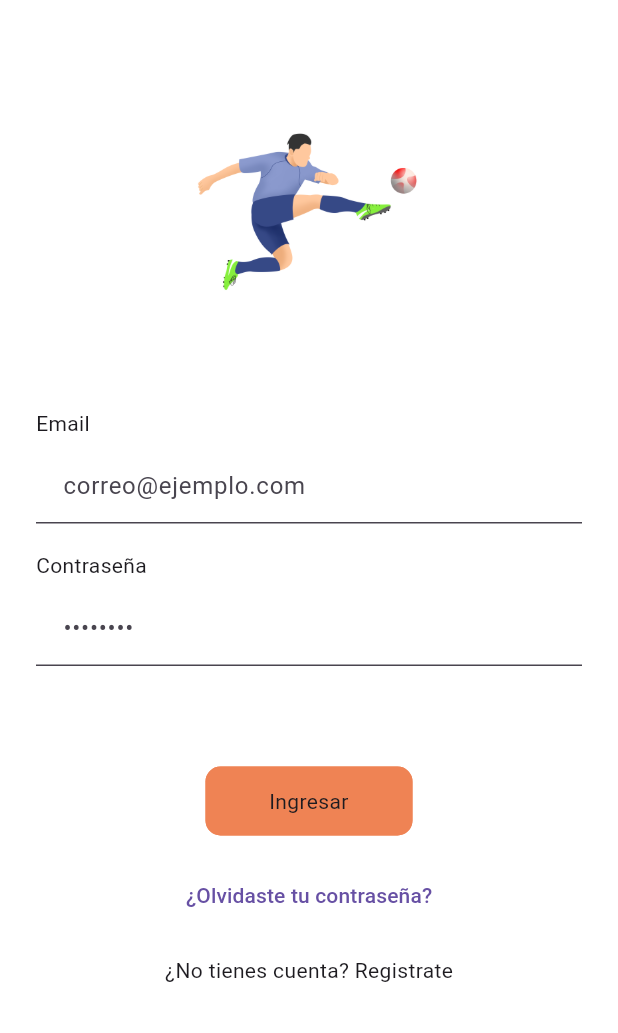
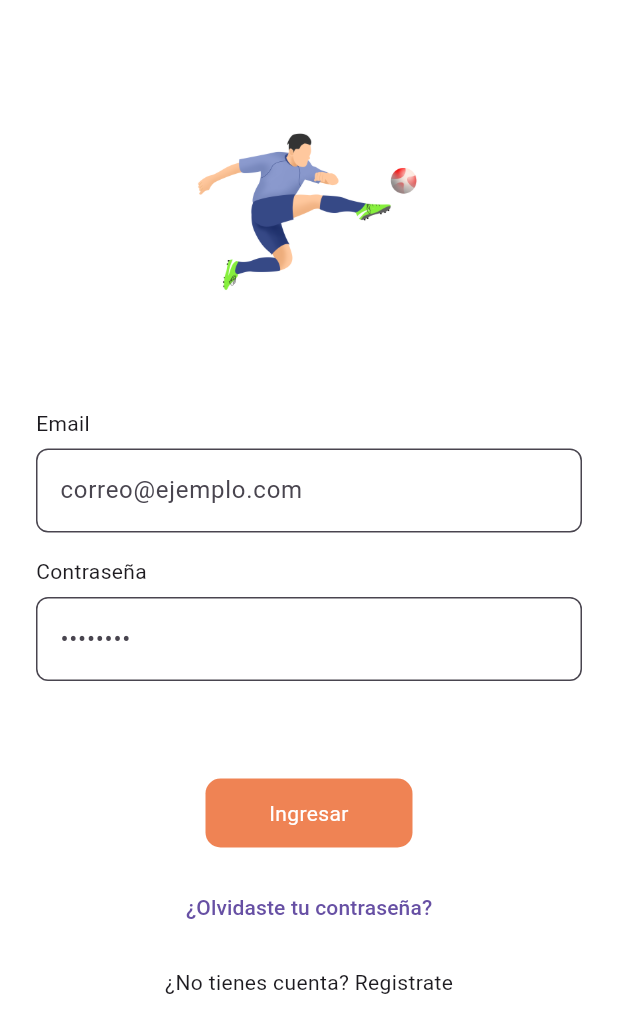
Before and after one commit to alvaroSG34/proyecto2_ihc, a Flutter app: the screen it shows after launch, on a phone screen of 412 x 824 dp. Shown: the top 1033 px of the screen. Run offline on Flutter 3.47's test engine with Material 3 defaults, Android fonts, the phone set to English and light mode, and no system bars; our stand-ins replace flutter_secure_storage.

Commit message:
Refactorizacion - Frontend

```diff
--- a/frontend_flutter/lib/main.dart
+++ b/frontend_flutter/lib/main.dart
@@ -2,6 +2,7 @@ import 'package:flutter/material.dart';
 
 import 'models/usuario.dart';
 import 'services/auth_service.dart';
+import 'theme/app_theme.dart';
 import 'views/home_view/home_view.dart';
 import 'views/autenticacion/login_view.dart';
 
@@ -20,6 +21,7 @@ class MyApp extends StatelessWidget {
     return MaterialApp(
       debugShowCheckedModeBanner: false,
       title: 'Inicio',
+      theme: temaPrincipal,
       home: SessionGate(authService: authService),
     );
   }
--- /dev/null
+++ b/frontend_flutter/lib/theme/app_theme.dart
@@ -0,0 +1,16 @@
+import 'package:flutter/material.dart';
+
+import '../consts/color.dart';
+import 'button_theme.dart';
+import 'input_theme.dart';
+
+final temaPrincipal = ThemeData(
+  scaffoldBackgroundColor: white,
+  appBarTheme: const AppBarTheme(
+    backgroundColor: white,
+    foregroundColor: Jetblack,
+    elevation: 0,
+  ),
+  inputDecorationTheme: inputTheme,
+  elevatedButtonTheme: elevatedButtonTheme,
+);
--- a/frontend_flutter/lib/views/autenticacion/cambiar_contraseña.dart
+++ b/frontend_flutter/lib/views/autenticacion/cambiar_contraseña.dart
@@ -117,7 +117,6 @@ class _cambiarContraViewState extends State<cambiarContraView> {
               ? 'Restablecer contraseña'
               : 'Cambiar contraseña',
         ),
-        backgroundColor: white,
       ),
       body: SafeArea(
         child: Column(
--- a/frontend_flutter/lib/views/autenticacion/olvide_contraseña.dart
+++ b/frontend_flutter/lib/views/autenticacion/olvide_contraseña.dart
@@ -76,10 +76,7 @@ class _OlvideContrasenaViewState extends State<OlvideContrasenaView> {
   Widget build(BuildContext context) {
     return Scaffold(
       backgroundColor: white,
-      appBar: AppBar(
-        title: const Text('Recuperar contraseña'),
-        backgroundColor: white,
-      ),
+      appBar: AppBar(title: const Text('Recuperar contraseña')),
       body: SafeArea(
         child: SingleChildScrollView(
           padding: const EdgeInsets.symmetric(horizontal: 24),
--- a/frontend_flutter/lib/widgets/boton_guardar.dart
+++ b/frontend_flutter/lib/widgets/boton_guardar.dart
@@ -8,39 +8,24 @@ class BotonGuardar extends StatelessWidget {
     required this.texto,
     required this.alPresionar,
     this.estaCargando = false,
-    this.anchoCompleto = false,
-    this.colorFondo = CoralgLow,
-    this.alto = 46,
-    this.radio = 10,
-    this.conSombra = false,
   });
 
   final String texto;
   final VoidCallback? alPresionar;
   final bool estaCargando;
-  final bool anchoCompleto;
-  final Color colorFondo;
-  final double alto;
-  final double radio;
-  final bool conSombra;
 
   @override
   Widget build(BuildContext context) {
     final habilitado = alPresionar != null && !estaCargando;
 
     return SizedBox(
-      width: anchoCompleto ? double.infinity : 138,
-      height: alto,
+      width: 138,
+      height: 46,
       child: Material(
-        color: colorFondo,
-        elevation: conSombra ? 3 : 0,
-        shadowColor: const Color.fromRGBO(36, 43, 20, 0.18),
-        shape: RoundedRectangleBorder(
-          borderRadius: BorderRadius.circular(radio),
-          side: BorderSide(color: colorFondo),
-        ),
+        color: CoralgLow,
+        shape: RoundedRectangleBorder(borderRadius: BorderRadius.circular(10)),
         child: InkWell(
-          borderRadius: BorderRadius.circular(radio),
+          borderRadius: BorderRadius.circular(10),
           onTap: habilitado ? alPresionar : null,
           child: Center(
             child: estaCargando
@@ -49,7 +34,11 @@ class BotonGuardar extends StatelessWidget {
                     height: 18,
                     child: CircularProgressIndicator(strokeWidth: 2),
                   )
-                : Text(texto, textAlign: TextAlign.center),
+                : Text(
+                    texto,
+                    textAlign: TextAlign.center,
+                    style: const TextStyle(color: white),
+                  ),
           ),
         ),
       ),
--- a/frontend_flutter/lib/widgets/input.dart
+++ b/frontend_flutter/lib/widgets/input.dart
@@ -1,6 +1,4 @@
 import 'package:flutter/material.dart';
-
-import '../consts/color.dart';
 
 class Input extends StatelessWidget {
   const Input({
@@ -10,11 +8,8 @@ class Input extends StatelessWidget {
     this.placeholder,
     this.tipoTeclado,
     this.soloLectura = false,
-    this.mensajeError,
-    this.nodoFoco,
-    this.alTocar,
-    this.alCambiar,
     this.ocultarTexto = false,
+    this.validator,
   });
 
   final String etiqueta;
@@ -22,51 +17,29 @@ class Input extends StatelessWidget {
   final String? placeholder;
   final TextInputType? tipoTeclado;
   final bool soloLectura;
-  final String? mensajeError;
-  final FocusNode? nodoFoco;
-  final VoidCallback? alTocar;
-  final ValueChanged<String>? alCambiar;
   final bool ocultarTexto;
+  final FormFieldValidator<String>? validator;
 
   @override
   Widget build(BuildContext context) {
-    final tieneError = mensajeError?.isNotEmpty ?? false;
-
     return Column(
       crossAxisAlignment: CrossAxisAlignment.stretch,
       children: [
-        Text(etiqueta),
+        Text(etiqueta, style: Theme.of(context).textTheme.bodyMedium),
         const SizedBox(height: 7),
-        SizedBox(
-          height: 52,
-          child: TextField(
+        ConstrainedBox(
+          constraints: const BoxConstraints(minHeight: 52),
+          child: TextFormField(
             controller: controlador,
-            focusNode: nodoFoco,
             keyboardType: tipoTeclado,
             readOnly: soloLectura,
             obscureText: ocultarTexto,
             enableSuggestions: !ocultarTexto,
             autocorrect: !ocultarTexto,
-            onTap: alTocar,
-            onChanged: alCambiar,
-            decoration: InputDecoration(
-              hintText: placeholder,
-              suffixIconConstraints: const BoxConstraints(
-                minWidth: 48,
-                minHeight: 52,
-              ),
-
-              isDense: true,
-              filled: true,
-              fillColor: white,
-              contentPadding: const EdgeInsets.symmetric(
-                horizontal: 14,
-                vertical: 13,
-              ),
-            ),
+            validator: validator,
+            decoration: InputDecoration(hintText: placeholder),
           ),
         ),
-        if (tieneError) ...[const SizedBox(height: 8), Text(mensajeError!)],
       ],
     );
   }
```
Also changed, not shown: frontend_flutter/lib/models/partido.dart (+0 -9 lines), frontend_flutter/lib/services/auth_service.dart (+16 -11 lines), frontend_flutter/lib/services/partido.dart (+6 -23 lines), frontend_flutter/lib/theme/button_theme.dart (added, +10 -0 lines), frontend_flutter/lib/theme/input_theme.dart (added, +9 -0 lines), frontend_flutter/lib/views/home_view/home_view.dart (+4 -5 lines), frontend_flutter/lib/views/partido_view/formulario_partido.dart (added, +148 -0 lines), frontend_flutter/lib/views/partido_view/list_partidoview.dart (+8 -156 lines), frontend_flutter/lib/widgets/mensaje.dart (added, +7 -0 lines).
